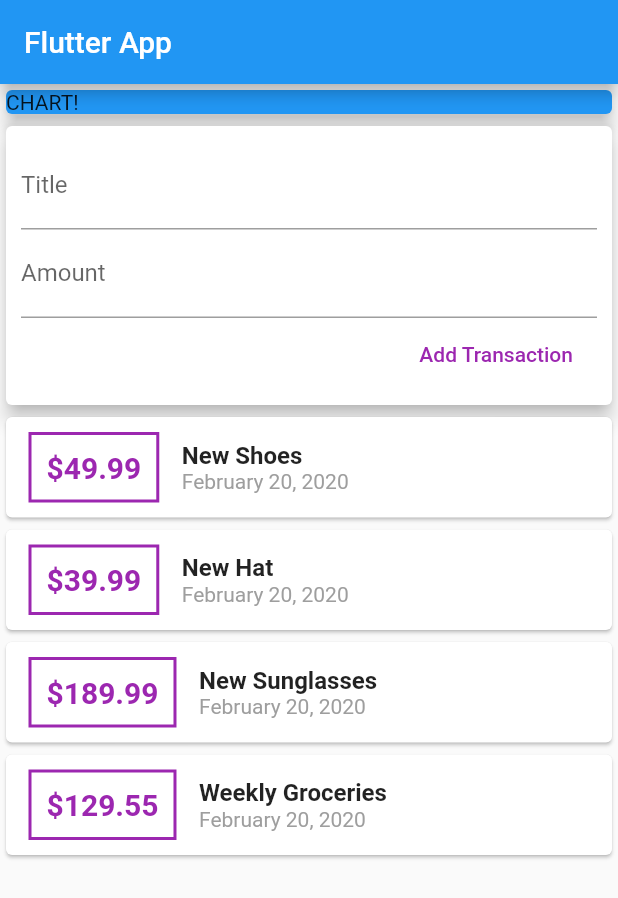
After one commit to Liight/Expenditure-Tracker, a Flutter app: the screen it shows after launch, after a tap on "Add Transaction", on a phone screen of 412 x 824 dp. The commit adds this screen. Shown: the top 898 px of the screen. Run offline on Flutter 3.47's test engine with Material 2 defaults, Android fonts, the phone set to English and light mode, and no system bars.

Commit message:
- split app logic into more widgets - connect transaction to statefull widget

```diff
--- /dev/null
+++ b/lib/widgets/new_transaction.dart
@@ -0,0 +1,52 @@
+import 'package:flutter/material.dart';
+
+class NewTransaction extends StatelessWidget {
+  final Function addTx;
+  final titleController = TextEditingController();
+  final amountController = TextEditingController();
+
+  NewTransaction(this.addTx);
+
+  @override
+  Widget build(BuildContext context) {
+    return Card(
+      elevation: 5,
+      child: Container(
+        padding: EdgeInsets.all(10),
+        child: Column(
+          crossAxisAlignment: CrossAxisAlignment.end,
+          children: <Widget>[
+            TextField(
+              decoration: InputDecoration(labelText: 'Title'),
+              controller:
+                  titleController, // using the flutter controller for text input
+              // onChanged: (value){
+              //   titleInput = value;
+              // },
+            ),
+            TextField(
+              decoration: InputDecoration(labelText: 'Amount'),
+              controller:
+                  amountController, // using the flutter controller for text input
+              // onChanged: (value){
+              //   amountInput = value;
+              // },
+            ),
+            FlatButton(
+              child: Text('Add Transaction'),
+              textColor: Colors.purple,
+              onPressed: () {
+                print(titleController.text);
+                print(amountController.text);
+                addTx(
+                  titleController.text,
+                  double.parse(amountController.text),
+                );
+              },
+            ),
+          ],
+        ),
+      ),
+    );
+  }
+}
--- a/lib/widgets/transactionList.dart
+++ b/lib/widgets/transactionList.dart
@@ -5,45 +5,17 @@ import 'package:intl/intl.dart';
 // custom
 import '../models/transaction.dart';
 
-class TransactionList extends StatefulWidget {
-  @override
-  _TransactionListState createState() => _TransactionListState();
-}
+class TransactionList extends StatelessWidget {
+  final List<Transaction> transactions; // 1st positional argument
 
-class _TransactionListState extends State<TransactionList> {
-  // list of transactions(custom class Transaction is not a widget)
-  final List<Transaction> _userTransactions = [
-    Transaction(
-      id: 't1',
-      title: 'New Shoes',
-      amount: 49.99,
-      date: DateTime.now(),
-    ),
-    Transaction(
-      id: 't2',
-      title: 'New Hat',
-      amount: 39.99,
-      date: DateTime.now(),
-    ),
-    Transaction(
-      id: 't3',
-      title: 'New Sunglasses',
-      amount: 189.99,
-      date: DateTime.now(),
-    ),
-    Transaction(
-      id: 't4',
-      title: 'Weekly Groceries',
-      amount: 129.55,
-      date: DateTime.now(),
-    ),
-  ];
+  TransactionList(this.transactions); // bindings
+
 
 
   @override
   Widget build(BuildContext context) {
     return Column(
-            children: _userTransactions.map((tx) {
+            children: transactions.map((tx) {
               return Card(
                 child: Row(
                   mainAxisAlignment: MainAxisAlignment.start,
--- /dev/null
+++ b/lib/widgets/user_transactions.dart
@@ -0,0 +1,61 @@
+import 'package:flutter/material.dart';
+
+import './new_transaction.dart';
+import './transactionList.dart';
+import '../models/transaction.dart';
+
+class UserTransactions extends StatefulWidget {
+  @override
+  _UserTransactionsState createState() => _UserTransactionsState();
+}
+
+class _UserTransactionsState extends State<UserTransactions> {
+// list of transactions(custom class Transaction is not a widget)
+  final List<Transaction> _userTransactions = [
+    Transaction(
+      id: 't1',
+      title: 'New Shoes',
+      amount: 49.99,
+      date: DateTime.now(),
+    ),
+    Transaction(
+      id: 't2',
+      title: 'New Hat',
+      amount: 39.99,
+      date: DateTime.now(),
+    ),
+    Transaction(
+      id: 't3',
+      title: 'New Sunglasses',
+      amount: 189.99,
+      date: DateTime.now(),
+    ),
+    Transaction(
+      id: 't4',
+      title: 'Weekly Groceries',
+      amount: 129.55,
+      date: DateTime.now(),
+    ),
+  ];
+
+  void _addNewTransaction(String txTitle, double txAmount) {
+    final newTx = Transaction(
+      title: txTitle,
+      amount: txAmount,
+      date: DateTime.now(),
+      id: DateTime.now().toString(),
+    );
+
+    setState((){
+      _userTransactions.add(newTx);
+    });
+  }
+
+  @override
+  Widget build(BuildContext context) {
+    return Column(children: <Widget>[
+      NewTransaction(_addNewTransaction), // pass private function to child
+      TransactionList(_userTransactions),
+    ]);
+  }
+}
```
Also changed, not shown: lib/main.dart (+2 -37 lines).
